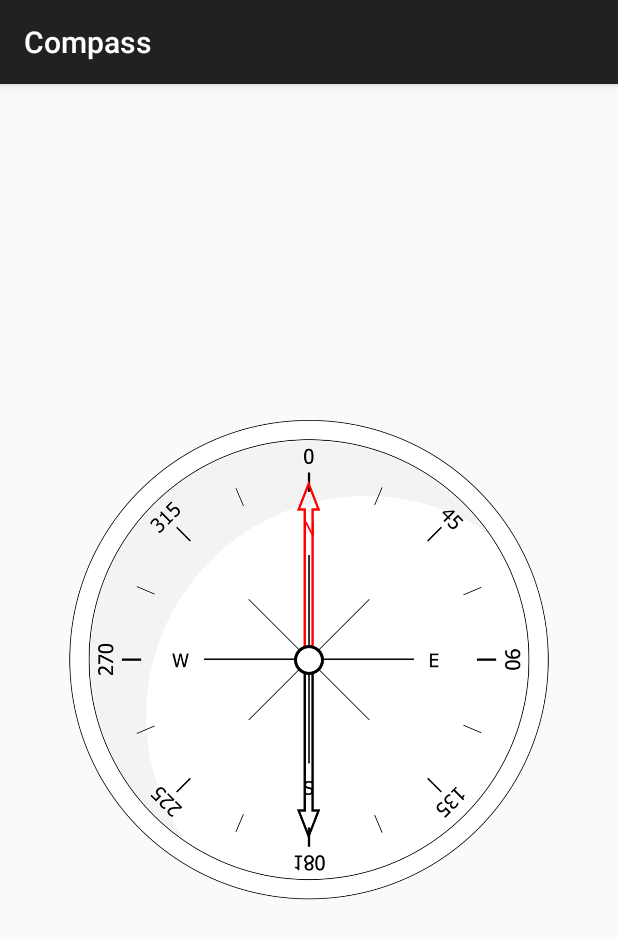
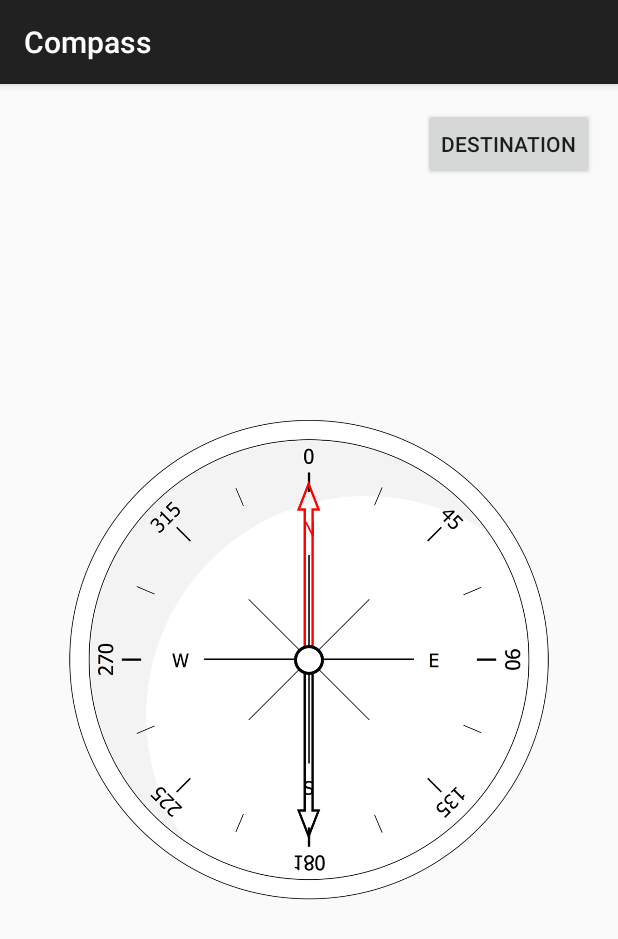
Before and after one commit to iutinvg/compass, an Android app: the screen it shows after launch (CompassActivity), on a phone screen of 412 x 824 dp. Shown: the top 939 px of the screen. Run offline under Robolectric (Android 15) with nearby library versions, the phone set to English and light mode, and no system bars.

Commit message:
destination button

```diff
--- a/app/src/main/java/com/sevencrayons/compass/CompassActivity.java
+++ b/app/src/main/java/com/sevencrayons/compass/CompassActivity.java
@@ -4,6 +4,8 @@ import android.support.v7.app.ActionBarActivity;
 import android.os.Bundle;
 import android.view.Menu;
 import android.view.MenuItem;
+import android.view.View;
+import android.widget.Button;
 import android.widget.ImageView;
 import android.util.Log;
 
@@ -11,6 +13,8 @@ import android.util.Log;
 public class CompassActivity extends ActionBarActivity {
 
     private static final String TAG = "CompassActivity";
+
+    private Button btnDestination;
 
     private Compass compass;
 
@@ -21,6 +25,8 @@ public class CompassActivity extends ActionBarActivity {
 
         compass = new Compass(this);
         compass.arrowView = (ImageView) findViewById(R.id.main_image_hands);
+
+        setupDestinationButton();
     }
 
     @Override
@@ -49,6 +55,20 @@ public class CompassActivity extends ActionBarActivity {
         compass.stop();
     }
 
+    private void setupDestinationButton() {
+        btnDestination = (Button) findViewById(R.id.btn_destination);
+        btnDestination.setOnClickListener(new View.OnClickListener() {
+            @Override
+            public void onClick(View view) {
+                startDestinationActivity();
+            }
+        });
+    }
+
+    private void startDestinationActivity() {
+
+    }
+
 //    @Override
 //    public boolean onCreateOptionsMenu(Menu menu) {
 //        // Inflate the menu; this adds items to the action bar if it is present.
--- a/app/src/main/res/layout/activity_compass.xml
+++ b/app/src/main/res/layout/activity_compass.xml
@@ -4,6 +4,13 @@
     android:paddingRight="@dimen/activity_horizontal_margin"
     android:paddingTop="@dimen/activity_vertical_margin"
     android:paddingBottom="@dimen/activity_vertical_margin" tools:context=".CompassActivity">
+
+    <Button
+        android:id="@+id/btn_destination"
+        android:layout_width="wrap_content"
+        android:layout_height="wrap_content"
+        android:layout_alignParentRight="true"
+        android:text="@string/btn_destination" />
 
     <ImageView
         android:id="@+id/main_image_dial"
--- a/app/src/main/res/values/strings.xml
+++ b/app/src/main/res/values/strings.xml
@@ -5,5 +5,6 @@
 
     <string name="compass_dial">Compass Dial</string>
     <string name="compass_hands">Compass Hands</string>
+    <string name="btn_destination">Destination</string>
 
 </resources>
```
Also changed, not shown: 1 other file.
